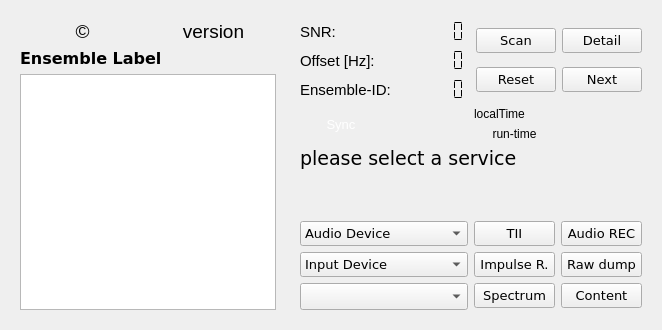
Before: the Qt Designer form forms/dabradio.ui in JvanKatwijk/qt-dab, drawn with Qt 5.
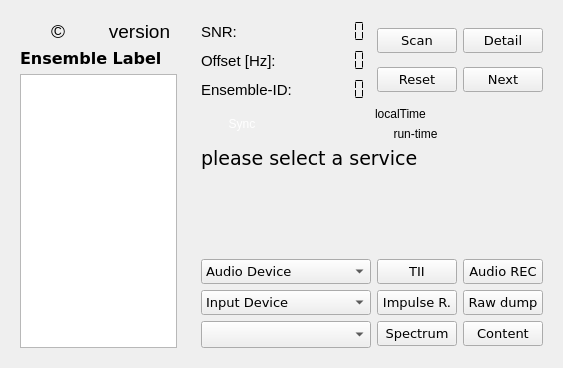
After: the same form once the commit is applied.

```diff
--- a/forms/dabradio.ui
+++ b/forms/dabradio.ui
@@ -6,10 +6,16 @@
    <rect>
     <x>0</x>
     <y>0</y>
-    <width>656</width>
-    <height>330</height>
+    <width>563</width>
+    <height>368</height>
    </rect>
   </property>
+  <property name="sizePolicy">
+   <sizepolicy hsizetype="Expanding" vsizetype="Expanding">
+    <horstretch>0</horstretch>
+    <verstretch>0</verstretch>
+   </sizepolicy>
+  </property>
   <property name="windowTitle">
    <string>qt-dab</string>
   </property>
@@ -65,6 +71,12 @@
       </item>
       <item>
        <widget class="QLabel" name="ensembleName">
+        <property name="sizePolicy">
+         <sizepolicy hsizetype="Expanding" vsizetype="Preferred">
+          <horstretch>0</horstretch>
+          <verstretch>0</verstretch>
+         </sizepolicy>
+        </property>
         <property name="font">
          <font>
           <family>DejaVu Sans</family>
@@ -85,7 +97,7 @@
       <item>
        <widget class="QListView" name="ensembleDisplay">
         <property name="sizePolicy">
-         <sizepolicy hsizetype="MinimumExpanding" vsizetype="MinimumExpanding">
+         <sizepolicy hsizetype="Expanding" vsizetype="MinimumExpanding">
           <horstretch>2</horstretch>
           <verstretch>0</verstretch>
          </sizepolicy>
@@ -104,8 +116,8 @@
    <item>
     <widget class="QWidget" name="rightPane" native="true">
      <property name="sizePolicy">
-      <sizepolicy hsizetype="Preferred" vsizetype="Preferred">
-       <horstretch>4</horstretch>
+      <sizepolicy hsizetype="Expanding" vsizetype="Expanding">
+       <horstretch>1</horstretch>
        <verstretch>0</verstretch>
       </sizepolicy>
      </property>
@@ -335,11 +347,6 @@
               </disabled>
              </palette>
             </property>
-            <property name="font">
-             <font>
-              <pointsize>10</pointsize>
-             </font>
-            </property>
             <property name="toolTip">
              <string>&lt;html&gt;&lt;head/&gt;&lt;body&gt;&lt;p&gt;Indicator for time synchronization&lt;/p&gt;&lt;p&gt;Green means that the software recognizes that there are DAB frames, not necessarily that the software is able to decode the DAB stream.&lt;/p&gt;&lt;/body&gt;&lt;/html&gt;</string>
             </property>
@@ -377,6 +384,15 @@
                  </color>
                 </brush>
                </colorrole>
+               <colorrole role="PlaceholderText">
+                <brush brushstyle="NoBrush">
+                 <color alpha="128">
+                  <red>255</red>
+                  <green>255</green>
+                  <blue>255</blue>
+                 </color>
+                </brush>
+               </colorrole>
               </active>
               <inactive>
                <colorrole role="WindowText">
@@ -397,6 +413,15 @@
                  </color>
                 </brush>
                </colorrole>
+               <colorrole role="PlaceholderText">
+                <brush brushstyle="NoBrush">
+                 <color alpha="128">
+                  <red>255</red>
+                  <green>255</green>
+                  <blue>255</blue>
+                 </color>
+                </brush>
+               </colorrole>
               </inactive>
               <disabled>
                <colorrole role="WindowText">
@@ -417,6 +442,15 @@
                  </color>
                 </brush>
                </colorrole>
+               <colorrole role="PlaceholderText">
+                <brush brushstyle="NoBrush">
+                 <color alpha="128">
+                  <red>255</red>
+                  <green>255</green>
+                  <blue>255</blue>
+                 </color>
+                </brush>
+               </colorrole>
               </disabled>
              </palette>
             </property>
@@ -531,6 +565,12 @@
          <layout class="QVBoxLayout" name="verticalLayout_2">
           <item>
            <widget class="QComboBox" name="streamoutSelector">
+            <property name="sizePolicy">
+             <sizepolicy hsizetype="Expanding" vsizetype="Expanding">
+              <horstretch>0</horstretch>
+              <verstretch>0</verstretch>
+             </sizepolicy>
+            </property>
             <property name="font">
              <font>
               <family>DejaVu Sans</family>
@@ -549,6 +589,12 @@
           </item>
           <item>
            <widget class="QComboBox" name="deviceSelector">
+            <property name="sizePolicy">
+             <sizepolicy hsizetype="Expanding" vsizetype="Expanding">
+              <horstretch>0</horstretch>
+              <verstretch>0</verstretch>
+             </sizepolicy>
+            </property>
             <property name="font">
              <font>
               <family>DejaVu Sans</family>
@@ -582,6 +628,12 @@
           </item>
           <item>
            <widget class="QComboBox" name="channelSelector">
+            <property name="sizePolicy">
+             <sizepolicy hsizetype="Preferred" vsizetype="Preferred">
+              <horstretch>0</horstretch>
+              <verstretch>0</verstretch>
+             </sizepolicy>
+            </property>
             <property name="font">
              <font>
               <pointsize>12</pointsize>
```
